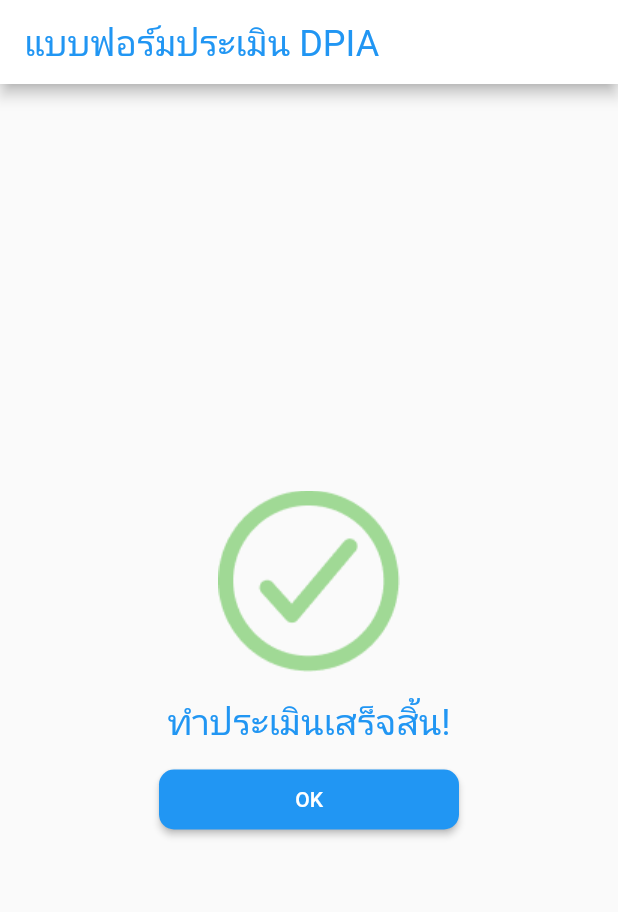
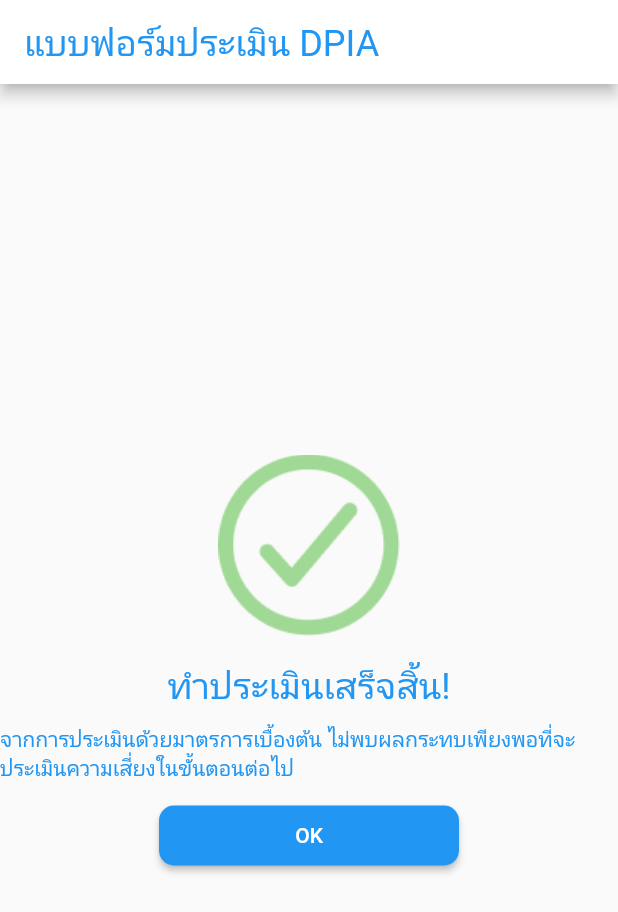
Before and after one commit to ThanaboonHongma/DPIA, a Flutter app: the Identification1 screen opened by its route, scrolled down 576 dp, after a tap on "ถัดไป", on a phone screen of 412 x 824 dp. Shown: the top 912 px of the screen. Run offline on Flutter 3.47's test engine with Material 2 defaults, Android fonts, the phone set to English and light mode, and no system bars; our stand-ins replace animated_splash_screen, cloud_firestore, dropdown_button2, firebase_auth, firebase_core, go_router and 2 more; accounts and stored records are empty.

Commit message:
update noriskpage and dropdown menu in step6

```diff
--- a/lib/Router/router.dart
+++ b/lib/Router/router.dart
@@ -1,4 +1,5 @@
 import 'package:dpia_project/screens/dpia-Complete%20assessment/complete_assessment.dart';
+import 'package:dpia_project/screens/dpia-Complete%20assessment/complete_assessment_norisk.dart';
 import 'package:dpia_project/screens/dpia-Consultation/consultation1.dart';
 import 'package:dpia_project/screens/dpia-Identification/Identification1.dart';
 import 'package:dpia_project/screens/dpia-Monitoring%20and%20review/monitoring.dart';
@@ -225,6 +226,23 @@ class GoRouteProvider {
           );
         },
       ),
+      GoRoute(
+        path: '/CompleteNoRiskPage',
+        pageBuilder: (context, state) {
+          return CustomTransitionPage(
+            key: state.pageKey,
+            child: const CompleteNoRiskPage(),
+            transitionsBuilder:
+                (context, animation, secondaryAnimation, child) {
+              return FadeTransition(
+                opacity:
+                    CurveTween(curve: Curves.easeInOutCirc).animate(animation),
+                child: child,
+              );
+            },
+          );
+        },
+      ),
     ]);
   }
 }
--- /dev/null
+++ b/lib/screens/dpia-Complete assessment/complete_assessment_norisk.dart
@@ -0,0 +1,208 @@
+import 'package:flutter/material.dart';
+import 'package:go_router/go_router.dart';
+
+class CompleteNoRiskPage extends StatelessWidget {
+  const CompleteNoRiskPage({Key? key}) : super(key: key);
+
+  @override
+  Widget build(BuildContext context) {
+    return Scaffold(
+      appBar: AppBar(
+        title: Text(
+          'แบบฟอร์มประเมิน DPIA',
+          style: Theme.of(context).textTheme.headlineSmall?.copyWith(
+                color: Theme.of(context).colorScheme.tertiary,
+              ),
+        ),
+        backgroundColor: Theme.of(context).colorScheme.onPrimary,
+      ),
+      body: Center(
+        child: Column(
+          mainAxisAlignment: MainAxisAlignment.center,
+          crossAxisAlignment: CrossAxisAlignment.center,
+          children: [
+            Image.asset('assets/images/CompletePage/iconpass.png'),
+            const SizedBox(height: 16), // เพิ่มระยะห่างระหว่างรูปภาพและข้อความ
+            Text(
+              'ทำประเมินเสร็จสิ้น!',
+              style: Theme.of(context).textTheme.headlineSmall?.copyWith(
+                    color: Theme.of(context).colorScheme.tertiary,
+                  ),
+            ),
+            const SizedBox(
+              height: 10,
+            ),
+            Text(
+              'จากการประเมินด้วยมาตรการเบื้องต้น ไม่พบผลกระทบเพียงพอที่จะประเมินความเสี่ยงในขั้นตอนต่อไป',
+              style: Theme.of(context).textTheme.bodyLarge?.copyWith(
+                    color: Theme.of(context).colorScheme.tertiary,
+                  ),
+            ),
+            const SizedBox(height: 16),
+            SizedBox(
+              width: 200,
+              height: 40,
+              child: ElevatedButton(
+                  style: ElevatedButton.styleFrom(
+                    shape: RoundedRectangleBorder(
+                      borderRadius: BorderRadius.circular(10),
+                    ),
+                  ),
+                  onPressed: (){
+                    context.pushReplacement('/HomePage');
+                  },
+                  // onPressed: () async {
+                  //   final provider =
+                  //       Provider.of<DpiaProvider>(context, listen: false);
+                  //   Map<String, dynamic> map = {};
+
+                  //   print('หน้าที่ 1.1');
+                  //   List<Map<String, dynamic>> page0 = [];
+                  //   for (Determine determine in provider.determine) {
+                  //     page0.add(determine.toMap());
+                  //   }
+                  //   print(page0);
+                  //   List<Determine> dataDetermine = [];
+                  //   for (var item in page0) {
+                  //     final determinedata =
+                  //         Determine.fromMap(item as Map<String, dynamic>);
+                  //     dataDetermine.add(determinedata);
+                  //   }
+                  //   print(dataDetermine);
+                  //   map.addAll({'determine': page0});
+                  //   print('หน้าที่ 1.2');
+                  //   List<Map<String, dynamic>> page1 = [];
+                  //   for (Activity activity in provider.activities) {
+                  //     page1.add(activity.toMap());
+                  //   }
+                  //   final checkboxValue1 = {
+                  //     'necessaryCheckbox': provider.checkboxValue1
+                  //   };
+                  //   final checkboxValue2 = {
+                  //     'rosterCheckbox': provider.checkboxValue2
+                  //   };
+                  //   map.addAll({'activities': page1});
+                  //   map.addAll(checkboxValue1);
+                  //   map.addAll(checkboxValue2);
+                  //   // print(page1);
+                  //   //ดึงกับมาใช้-----
+                  //   List<Activity> dataActivity = [];
+                  //   for (var item in page1) {
+                  //     final activitdata =
+                  //         Activity.fromMap(item as Map<String, dynamic>);
+                  //     dataActivity.add(activitdata);
+                  //   }
+
+                  //   print(checkboxValue1['necessaryCheckbox'] as bool);
+                  //   // print(dataActivity);
+                  //   //--------------------
+                  //   print('หน้าที่ 2');
+                  //   List<Map<String, dynamic>> page2 = [];
+                  //   for (Description descriptionData in provider.descriptions) {
+                  //     page2.add(descriptionData.toMap());
+                  //   }
+                  //   map.addAll({'descriptions': page2});
+                  //   // print(page2);
+                  //   //ดึงกับมาใช้-----
+                  //   List<Description> dataDescription = [];
+                  //   for (var item in page2) {
+                  //     final desdata =
+                  //         Description.fromMap(item as Map<String, dynamic>);
+                  //     dataDescription.add(desdata);
+                  //   }
+                  //   //--------------------
+                  //   print('หน้าที่ 3');
+                  //   List<Map<String, dynamic>> page3 = [];
+                  //   for (Consultation consultations in provider.consultations) {
+                  //     page3.add(consultations.toMap());
+                  //   }
+                  //   map.addAll({'consultations': page3});
+                  //   // print(page3);
+                  //   //ดึงกับมาใช้-----
+                  //   List<Consultation> dataconsultations = [];
+                  //   for (var item in page3) {
+                  //     final consultations =
+                  //         Consultation.fromMap(item as Map<String, dynamic>);
+                  //     dataconsultations.add(consultations);
+                  //   }
+                  //   // print(dataconsultations);
+                  //   //--------------------
+                  //   print('หน้าที่ 4');
+                  //   List<Map<String, dynamic>> page4 = [];
+                  //   for (NecessityandProportionlity necessity
+                  //       in provider.necessityandProportionlitys) {
+                  //     page4.add(necessity.toMap());
+                  //     // print('${necessity.id} ${necessity.list}');
+                  //   }
+                  //   map.addAll({'necessityandProportionlitys': page4});
+                  //   // print(page4);
+                  //   //ดึงกับมาใช้-----
+                  //   List<NecessityandProportionlity> datanecessity = [];
+                  //   for (var item in page4) {
+                  //     final necessitys = NecessityandProportionlity.fromMap(
+                  //         item as Map<String, dynamic>);
+                  //     datanecessity.add(necessitys);
+                  //   }
+                  //   // print(datanecessity);
+
+                  //   //--------------------
+                  //   print('หน้าที่ 5');
+                  //   List<Map<String, dynamic>> page5 = [];
+                  //   for (RiskData riskData in provider.riskAssessments) {
+                  //     if (provider.riskAssessments.first.riskLevel == '') {
+                  //     } else {
+                  //       page5.add(riskData.toMap());
+                  //     }
+                  //   }
+                  //   map.addAll({'riskData': page5});
+                  //   print(page5);
+                  //   //ดึงกับมาใช้-----
+                  //   List<RiskData> datarisk = [];
+                  //   for (var item in page5) {
+                  //     final riskdatas =
+                  //         RiskData.fromMap(item as Map<String, dynamic>);
+                  //     datarisk.add(riskdatas);
+                  //   }
+                  //   print(datarisk);
+
+                  //   //--------------------
+                  //   print('หน้าที่ 7');
+                  //   List<Map<String, dynamic>> page7 = [];
+                  //   for (Monitoring monitoring in provider.monitoring) {
+                  //     page7.add(monitoring.toMap());
+                  //   }
+                  //   map.addAll({'monitorings': page7});
+                  //   // print(page7);
+                  //   //ดึงกับมาใช้-----
+                  //   List<Monitoring> datamonitoring = [];
+                  //   for (var item in page7) {
+                  //     final monitorings =
+                  //         Monitoring.fromMap(item as Map<String, dynamic>);
+                  //     datamonitoring.add(monitorings);
+                  //   }
+                  //   // print(datamonitoring.toString());
+                  //   //--------------------
+                  //   // print(map);
+                  //   final user = FirebaseAuth.instance.currentUser;
+                  //   if (user != null) {
+                  //     map.addAll({'userId': user.uid});
+                  //     final firebase = FirebaseFirestore.instance
+                  //         .collection('DPIA_assessment')
+                  //         .doc();
+                  //     await firebase.set(map).then((value) {
+                  //       context.pushReplacement('/HomePage');
+                  //       Provider.of<DpiaProvider>(context, listen: false)
+                  //           .reset();
+                  //       Provider.of<DpiaProvider>(context, listen: false)
+                  //           .setupData();
+                  //     });
+                  //   }
+                  // },
+                  child: const Text('OK')),
+            ),
+          ],
+        ),
+      ),
+    );
+  }
+}
--- a/lib/screens/dpia-Identification/Identification1.dart
+++ b/lib/screens/dpia-Identification/Identification1.dart
@@ -264,7 +264,7 @@ class _Identification1State extends State<Identification1> {
                                 .reset();
                             Provider.of<DpiaProvider>(context, listen: false)
                                 .setupData();
-                            context.go('/CompletePage');
+                            context.go('/CompleteNoRiskPage');
                           }
                         },
                   child: const Text('ถัดไป'))),
@@ -310,17 +310,18 @@ class _ActivityListviewState extends State<ActivityListview> {
           ),
           child: Theme(
             data: ThemeData(dividerColor: Colors.transparent),
-            child: ExpansionTile(
-              initiallyExpanded: true,
-              title: CheckboxListTile(
+            child: Column(
+              children: [
+                Padding(
+                  padding: const EdgeInsets.only(left : 20 , top: 10),
+                  child: CheckboxListTile(
                     side: const BorderSide(color: Color(0xff2684FF)),
                     contentPadding: EdgeInsets.zero,
                     title: Transform.translate(
                       offset: const Offset(-16, 0),
                       child: Text(widget.provider.activities[index].title),
                     ),
-                controlAffinity:
-                    ListTileControlAffinity.leading, //  <-- leading Checkbox
+                    controlAffinity: ListTileControlAffinity.leading,
                     value: widget.provider.activities[index].isChecked,
                     onChanged: (bool? value) {
                       if (value != null) {
@@ -328,19 +329,22 @@ class _ActivityListviewState extends State<ActivityListview> {
                       }
                     },
                   ),
-              children: <Widget>[
+                ),
                 const Divider(
                   thickness: 1,
                   indent: 0,
                   endIndent: 0,
                   color: Colors.grey,
                 ),
-                // ListTile(title: Text(widget.provider.activities[index].subtitle)),
                 Padding(
-                  padding: const EdgeInsets.only(bottom: 20, left: 30),
+                  padding: const EdgeInsets.symmetric(
+                      vertical: 8, horizontal: 16), // Adjust padding as needed
                   child: ListTile(
-                      title: Text(widget.provider.activities[index].description,
-                          style: Theme.of(context).textTheme.titleSmall)),
+                    title: Text(
+                      widget.provider.activities[index].description,
+                      style: Theme.of(context).textTheme.titleSmall,
+                    ),
+                  ),
                 ),
               ],
             ),
--- a/lib/screens/dpia_risk_assessment/dpia_risk_assessment_add_page.dart
+++ b/lib/screens/dpia_risk_assessment/dpia_risk_assessment_add_page.dart
@@ -305,7 +305,7 @@ class _DpiaAddRiskState extends State<DpiaAddRisk> {
                                     border: _riskLevel == "ระดับกลาง"
                                         ? Border.all(
                                             color:
-                                                Color.fromARGB(255, 213, 196, 6),
+                                                const Color.fromARGB(255, 213, 196, 6),
                                             width: 2)
                                         : null,
                                   ),
```
Also changed, not shown: lib/screens/dpia-Consultation/consultation1.dart (+17 -9 lines), lib/screens/mitigating/addmeasure.dart (+40 -50 lines). Lines whose indentation alone changed are shown as unchanged.
